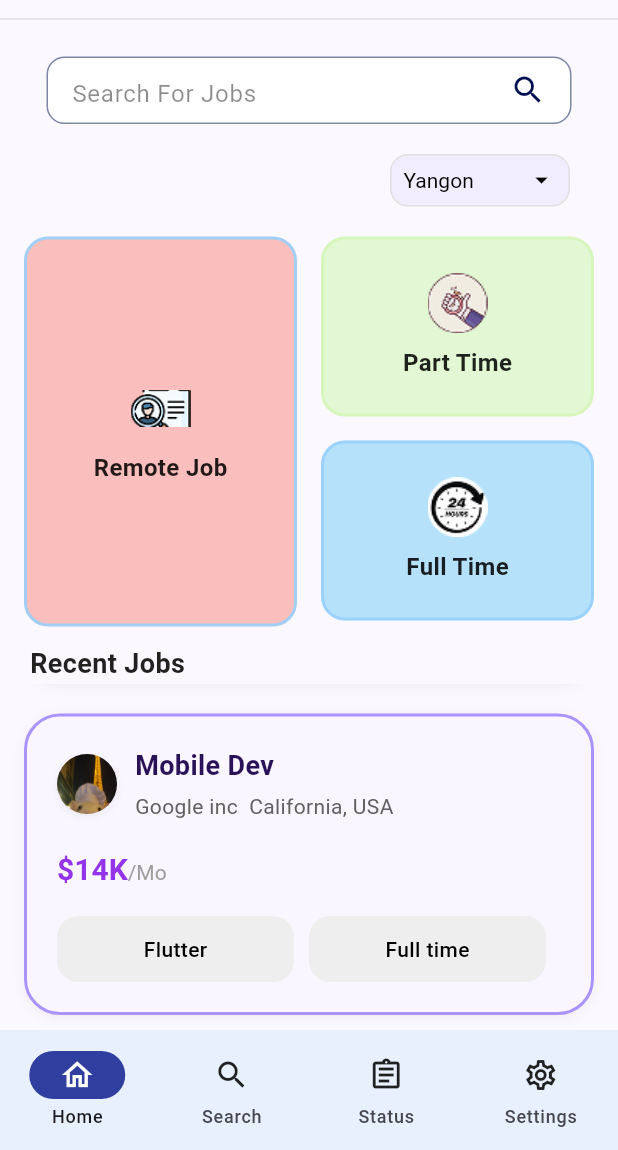
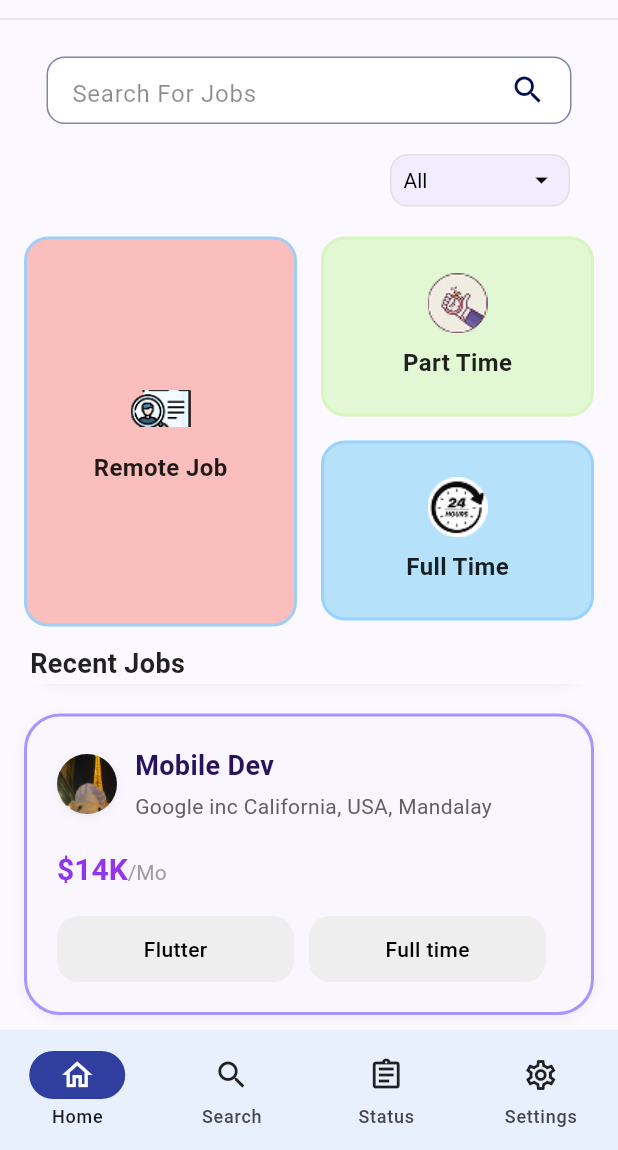
Before and after one commit to nypoclary/easy_hire, a Flutter app: the screen it shows after launch, scrolled down 211 dp, on a phone screen of 412 x 824 dp, the part 86-1236 px from its top. Run offline on Flutter 3.47's test engine with Material 3 defaults, Android fonts, the phone set to English and light mode, and no system bars; our stand-ins replace flutter_riverpod, go_router.

Commit message:
location filter chip

```diff
--- /dev/null
+++ b/lib/core/provider/location_provider.dart
@@ -0,0 +1,3 @@
+import 'package:flutter_riverpod/flutter_riverpod.dart';
+
+final locationFilterProvider = StateProvider<String>((ref) => 'All');
--- a/lib/core/widgets/job_card.dart
+++ b/lib/core/widgets/job_card.dart
@@ -6,9 +6,11 @@ class JobCardWidget extends StatefulWidget {
   final String role;
   final String company;
   final String salary;
+  final String location;
   final List<String> tags;
   final String imageAsset;
   final VoidCallback onTap;
+
 
 
   const JobCardWidget({
@@ -19,6 +21,7 @@ class JobCardWidget extends StatefulWidget {
     required this.tags,
     required this.imageAsset,
     required this.onTap,
+    required this.location,
 
   });
 
@@ -109,7 +112,7 @@ class _JobCardWidgetState extends State<JobCardWidget> {
                                   color: Color(0xFF2A1258))),
                           const SizedBox(height: 4),
                           Text(
-                            widget.company,
+                            '${widget.company}, ${widget.location}',
                             style: TextStyle(
                               fontSize: 14,
                               color: Colors.grey.shade700,
--- a/lib/features/home/view/home_screen.dart
+++ b/lib/features/home/view/home_screen.dart
@@ -4,19 +4,42 @@ import 'package:easy_hire/features/home/widgets/location_filter_chip.dart';
 import 'package:flutter/material.dart';
 import 'package:easy_hire/core/widgets/header.dart';
 import 'package:easy_hire/core/widgets/job_card.dart';
+import 'package:flutter_riverpod/flutter_riverpod.dart';
+import 'package:easy_hire/core/provider/location_provider.dart';
 
-class HomeScreen extends StatefulWidget {
+class HomeScreen extends ConsumerWidget {
   const HomeScreen({super.key});
 
   @override
-  State<HomeScreen> createState() => _HomeScreenState();
-}
+  Widget build(BuildContext context, WidgetRef ref) {
+    final selectedLocation = ref.watch(locationFilterProvider);
 
-class _HomeScreenState extends State<HomeScreen> {
-  String selected = 'Yangon';
+    // Define job data
+    final jobData = [
+      {
+        'role': 'Product Designer',
+        'company': 'Google inc California',
+        'salary': '\$15K',
+        'location': 'Yangon',
+        'tags': ['Home Service', 'Remote'],
+        'imageAsset': 'assets/images/profile_pic.jpg',
+      },
+      {
+        'role': 'Mobile Dev',
+        'company': 'Google inc California, USA',
+        'salary': '\$14K',
+        'location': 'Mandalay',
+        'tags': ['Flutter', 'Full time'],
+        'imageAsset': 'assets/images/profile_pic.jpg',
+      },
+    ];
 
-  @override
-  Widget build(BuildContext context) {
+    // Filter jobs based on location
+    final filteredJobs = selectedLocation == 'All'
+        ? jobData
+        : jobData.where((job) =>
+    job['location'] == selectedLocation).toList();
+
     return Scaffold(
       body: SafeArea(
         child: Column(
@@ -26,20 +49,12 @@ class _HomeScreenState extends State<HomeScreen> {
             SizedBox(height: 24),
             JobSearchBar(
               onChanged: (query) {
-                //  Add search/filter logic here
                 print("Search input: $query");
               },
             ),
             SizedBox(height: 20),
             LocationFilterChip(
-              selectedLocation: selected,
               locationOptions: ['All', 'Yangon', 'Mandalay', 'Naypyitaw'],
-              onChanged: (value) {
-                setState(() {
-                  selected = value!;
-                  // Then filter your cards here
-                });
-              },
             ),
             SizedBox(height: 20),
             JobFilterOptions(),
@@ -56,30 +71,25 @@ class _HomeScreenState extends State<HomeScreen> {
               ),
             ),
             Expanded(
-              child: ListView(
+              child: filteredJobs.isEmpty
+                  ? Center(child: Text('No jobs found in $selectedLocation'))
+                  : ListView.builder(
                 padding: EdgeInsets.symmetric(horizontal: 16),
-                children: [
-                  JobCardWidget(
-                    role: 'Product Designer',
-                    company: 'Google inc  California, USA',
-                    salary: '\$15K',
-                    tags: ['Home Service', 'Remote'],
-                    imageAsset: 'assets/images/profile_pic.jpg',
+                itemCount: filteredJobs.length,
+                itemBuilder: (context, index) {
+                  final job = filteredJobs[index];
+                  return JobCardWidget(
+                    role: job['role'] as String,
+                    company: job['company'] as String,
+                    salary: job['salary'] as String,
+                    tags: (job['tags'] as List).cast<String>(),
+                    location: job['location'] as String,
+                    imageAsset: job['imageAsset'] as String,
                     onTap: () {
                       debugPrint('🟣 Card tapped!');
                     },
-                  ),
-                  JobCardWidget(
-                    role: 'Mobile Dev',
-                    company: 'Google inc  California, USA',
-                    salary: '\$14K',
-                    tags: ['Flutter', 'Full time'],
-                    imageAsset: 'assets/images/profile_pic.jpg',
-                    onTap: () {
-                      debugPrint('🟣 Card tapped!');
-                    },
-                  ),
-                ],
+                  );
+                },
               ),
             ),
           ],
--- a/lib/features/home/widgets/location_filter_chip.dart
+++ b/lib/features/home/widgets/location_filter_chip.dart
@@ -1,19 +1,19 @@
 import 'package:flutter/material.dart';
+import 'package:flutter_riverpod/flutter_riverpod.dart';
+import 'package:easy_hire/core/provider/location_provider.dart';
 
-class LocationFilterChip extends StatelessWidget {
-  final String selectedLocation;
+class LocationFilterChip extends ConsumerWidget {
   final List<String> locationOptions;
-  final ValueChanged<String?> onChanged;
 
   const LocationFilterChip({
     super.key,
-    required this.selectedLocation,
     required this.locationOptions,
-    required this.onChanged,
   });
 
   @override
-  Widget build(BuildContext context) {
+  Widget build(BuildContext context, WidgetRef ref) {
+    final selectedLocation = ref.watch(locationFilterProvider);
+
     return Align(
       alignment: Alignment.topRight,
       child: Padding(
@@ -38,7 +38,11 @@ class LocationFilterChip extends StatelessWidget {
                   child: Text(location, style: const TextStyle(fontSize: 14)),
                 );
               }).toList(),
-              onChanged: onChanged,
+              onChanged: (value) {
+                if (value != null) {
+                  ref.read(locationFilterProvider.notifier).state = value;
+                }
+              },
               style: const TextStyle(color: Colors.black),
             ),
           ),
```
Also changed, not shown: lib/features/job_search/view/job_search_screen.dart (+16 -70 lines).
